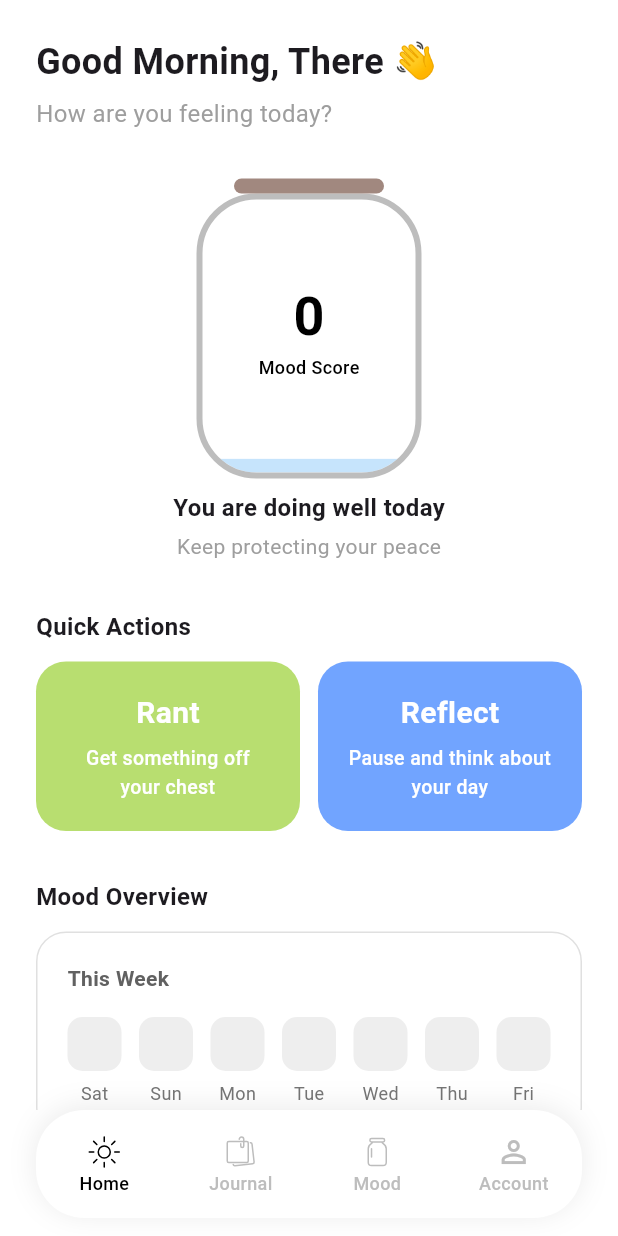
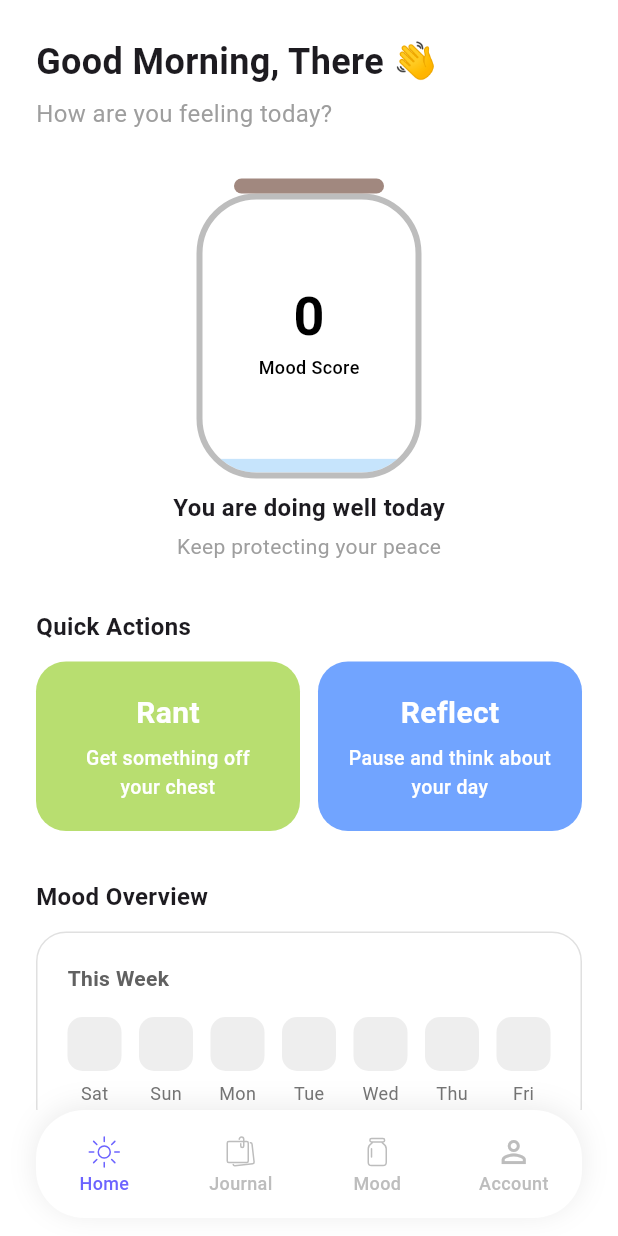
Before and after one commit to Joshua123895/Mood-Journal, a Flutter app: the screen it shows after launch, on a phone screen of 412 x 824 dp. Run offline on Flutter 3.47's test engine with Material 3 defaults, Android fonts, the phone set to English and light mode, and no system bars; our stand-ins replace flutter_local_notifications, flutter_svg, hive, hive_flutter, timezone; accounts and stored records are empty.

Commit message:
fix color home

```diff
--- a/lib/main.dart
+++ b/lib/main.dart
@@ -138,7 +138,7 @@ class _MainPageState extends State<MainPage> {
 					final i = e.key;
 					final item = e.value;
 					final bool isActive = i == _currentIndex;
-					final Color color = isActive ? Colors.black : Colors.grey.shade400;
+					final Color color = isActive ? const Color(0xFF6C63FF) : Colors.grey.shade400;
 					return Expanded(
 						child: Material(
 							color: Colors.transparent,
--- a/lib/theme/app_constants.dart
+++ b/lib/theme/app_constants.dart
@@ -50,12 +50,12 @@ class AppColors {
   static const Color navBar = Color(0xFFF5F6FA);
   static const Color darkButton = Color(0xFF2F343A);
 
-  static const Color moodGrid1 = Color(0xFFB8DE70);
-  static const Color moodGrid2 = Color(0xFF71A4FF);
-  static const Color moodGrid3 = Color(0xFFFFB347);
-  static const Color moodGrid4 = Color(0xFFFF6B6B);
-  static const Color moodGrid5 = Color(0xFFA78BFA);
-  static const Color moodGrid6 = Color(0xFFF472B6);
+  static const Color moodGrid1 = Color(0xFFBFD6F2); // Sad - soft blue
+  static const Color moodGrid2 = Color(0xFFCDEEE3); // Calm - soft mint
+  static const Color moodGrid3 = Color(0xFFD6CCE8); // Anxious - soft lavender
+  static const Color moodGrid4 = Color(0xFFF2C6B8); // Stressed - soft peach
+  static const Color moodGrid5 = Color(0xFFFFF1B8); // Happy - soft yellow
+  static const Color moodGrid6 = Color(0xFFF6C1D1); // Loved - soft pink
 
   static const Color actionRant = Color(0xFFB8DE70);
   static const Color actionReflect = Color(0xFF71A4FF);
```
Also changed, not shown: lib/home/widgets/reminders_section.dart (+53 -34 lines).
